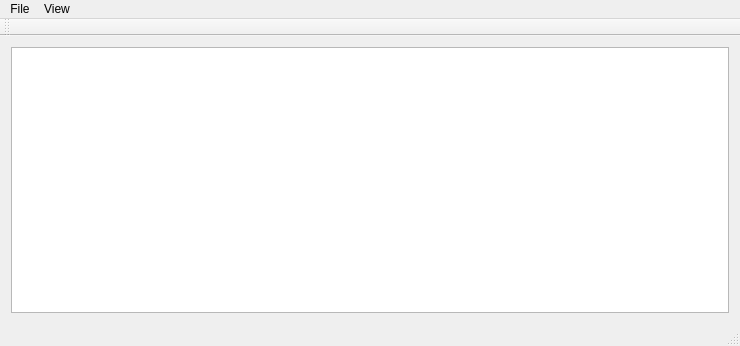
First picture: the form in GUI/MainWindow.ui, repository vvmarko/triangulator, before the edit.
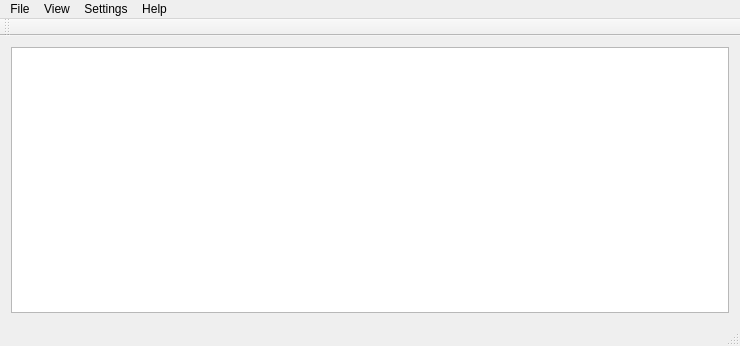
Second picture: the form after the edit.

Patch:
```diff
--- a/GUI/MainWindow.ui
+++ b/GUI/MainWindow.ui
@@ -26,7 +26,7 @@
      <x>0</x>
      <y>0</y>
      <width>740</width>
-     <height>22</height>
+     <height>23</height>
     </rect>
    </property>
    <widget class="QMenu" name="menuFile">
@@ -43,8 +43,23 @@
     </property>
     <addaction name="actionView_Log_File"/>
    </widget>
+   <widget class="QMenu" name="menuSettings">
+    <property name="title">
+     <string>Settings</string>
+    </property>
+    <addaction name="actionOptions"/>
+   </widget>
+   <widget class="QMenu" name="menuHelp">
+    <property name="title">
+     <string>Help</string>
+    </property>
+    <addaction name="actionDocumentation"/>
+    <addaction name="actionAbout"/>
+   </widget>
    <addaction name="menuFile"/>
    <addaction name="menuView"/>
+   <addaction name="menuSettings"/>
+   <addaction name="menuHelp"/>
   </widget>
   <widget class="QToolBar" name="mainToolBar">
    <attribute name="toolBarArea">
```
Left out of the diff: 15 changed lines with no effect on the pictures.
